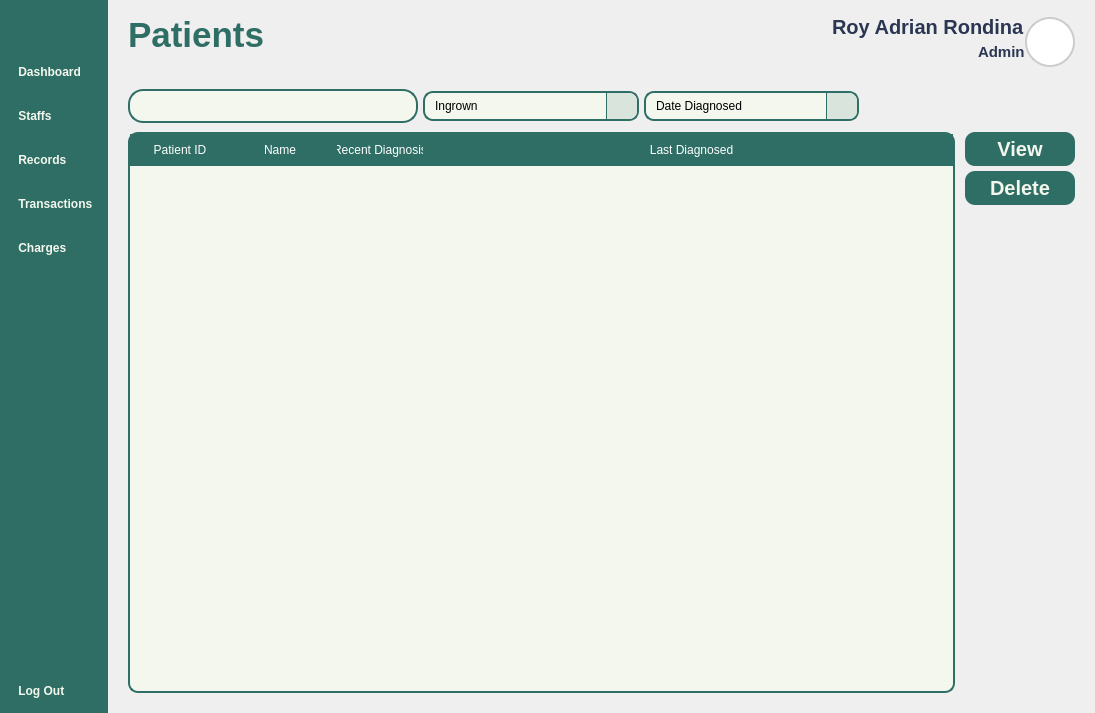
Old version of the form Views/Admin_Patients.ui in the repository VinsmokeSanji69/COVACHA_CLINIC_SYSTEM.
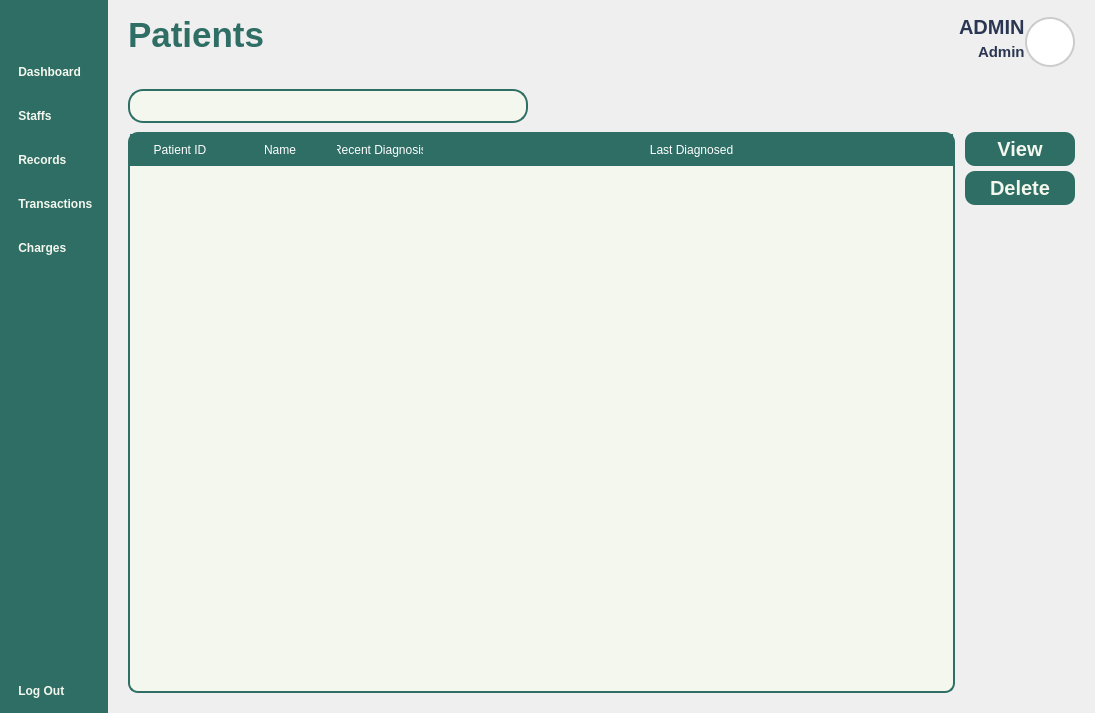
New version of the form. Icons and pictures are not drawn.

Diff of the .ui file:
```diff
--- a/Views/Admin_Patients.ui
+++ b/Views/Admin_Patients.ui
@@ -475,7 +475,7 @@
              <item alignment="Qt::AlignRight">
               <widget class="QLabel" name="UserName">
                <property name="text">
-                <string>Roy Adrian Rondina</string>
+                <string>ADMIN</string>
                </property>
                <property name="alignment">
                 <set>Qt::AlignLeading</set>
@@ -745,7 +745,20 @@
                    <number>5</number>
                   </property>
                   <item>
-                   <widget class="QPushButton" name="SearchButton">
+                   <widget class="QLineEdit" name="Search">
+                    <property name="sizePolicy">
+                     <sizepolicy hsizetype="Expanding" vsizetype="Expanding">
+                      <horstretch>0</horstretch>
+                      <verstretch>0</verstretch>
+                     </sizepolicy>
+                    </property>
+                    <property name="text">
+                     <string/>
+                    </property>
+                   </widget>
+                  </item>
+                  <item>
+                   <widget class="QPushButton" name="SearchIcon">
                     <property name="sizePolicy">
                      <sizepolicy hsizetype="Preferred" vsizetype="Preferred">
                       <horstretch>0</horstretch>
@@ -767,112 +780,9 @@
                     </property>
                    </widget>
                   </item>
-                  <item>
-                   <widget class="QLineEdit" name="Search">
-                    <property name="sizePolicy">
-                     <sizepolicy hsizetype="Expanding" vsizetype="Expanding">
-                      <horstretch>0</horstretch>
-                      <verstretch>0</verstretch>
-                     </sizepolicy>
-                    </property>
-                    <property name="text">
-                     <string/>
-                    </property>
-                   </widget>
-                  </item>
                  </layout>
                 </widget>
                </item>
-               <item>
-                <widget class="QComboBox" name="SortByBox">
-                 <property name="sizePolicy">
-                  <sizepolicy hsizetype="Expanding" vsizetype="Fixed">
-                   <horstretch>0</horstretch>
-                   <verstretch>0</verstretch>
-                  </sizepolicy>
-                 </property>
-                 <property name="minimumSize">
-                  <size>
-                   <width>0</width>
-                   <height>0</height>
-                  </size>
-                 </property>
-                 <property name="maximumSize">
-                  <size>
-                   <width>250</width>
-                   <height>16777215</height>
-                  </size>
-                 </property>
-                 <property name="styleSheet">
-                  <string notr="true">QComboBox::down-arrow {
-    image: url(:/icons/icons/chevron-down.svg);
-    width: 20px;
-    height: 20px;
-}
-</string>
-                 </property>
-                 <item>
-                  <property name="text">
-                   <string>Ingrown</string>
-                  </property>
-                 </item>
-                 <item>
-                  <property name="text">
-                   <string>Kabag</string>
-                  </property>
-                 </item>
-                 <item>
-                  <property name="text">
-                   <string>Panuhot</string>
-                  </property>
-                 </item>
-                </widget>
-               </item>
-               <item>
-                <widget class="QComboBox" name="SortOrderBox">
-                 <property name="sizePolicy">
-                  <sizepolicy hsizetype="Expanding" vsizetype="Fixed">
-                   <horstretch>0</horstretch>
-                   <verstretch>0</verstretch>
-                  </sizepolicy>
-                 </property>
-                 <property name="minimumSize">
-                  <size>
-                   <width>0</width>
-                   <height>0</height>
-                  </size>
-                 </property>
-                 <property name="maximumSize">
-                  <size>
-                   <width>250</width>
-                   <height>16777215</height>
-                  </size>
-                 </property>
-                 <property name="styleSheet">
-                  <string notr="true">QComboBox::down-arrow {
-    image: url(:/icons/icons/chevron-down.svg);
-    width: 20px;
-    height: 20px;
-}
-</string>
-                 </property>
-                 <item>
-                  <property name="text">
-                   <string>Date Diagnosed</string>
-                  </property>
-                 </item>
-                 <item>
-                  <property name="text">
-                   <string>Gender</string>
-                  </property>
-                 </item>
-                 <item>
-                  <property name="text">
-                   <string>Name (Aphabetical)</string>
-                  </property>
-                 </item>
-                </widget>
-               </item>
                <item>
                 <spacer name="horizontalSpacer">
                  <property name="orientation">
```
